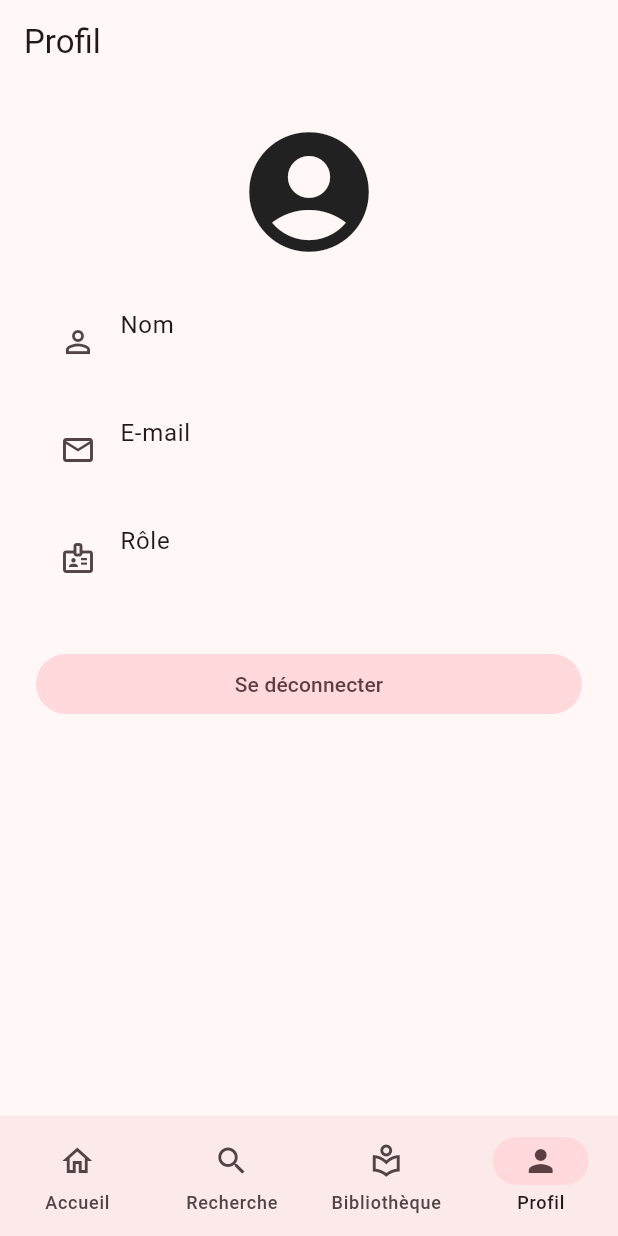
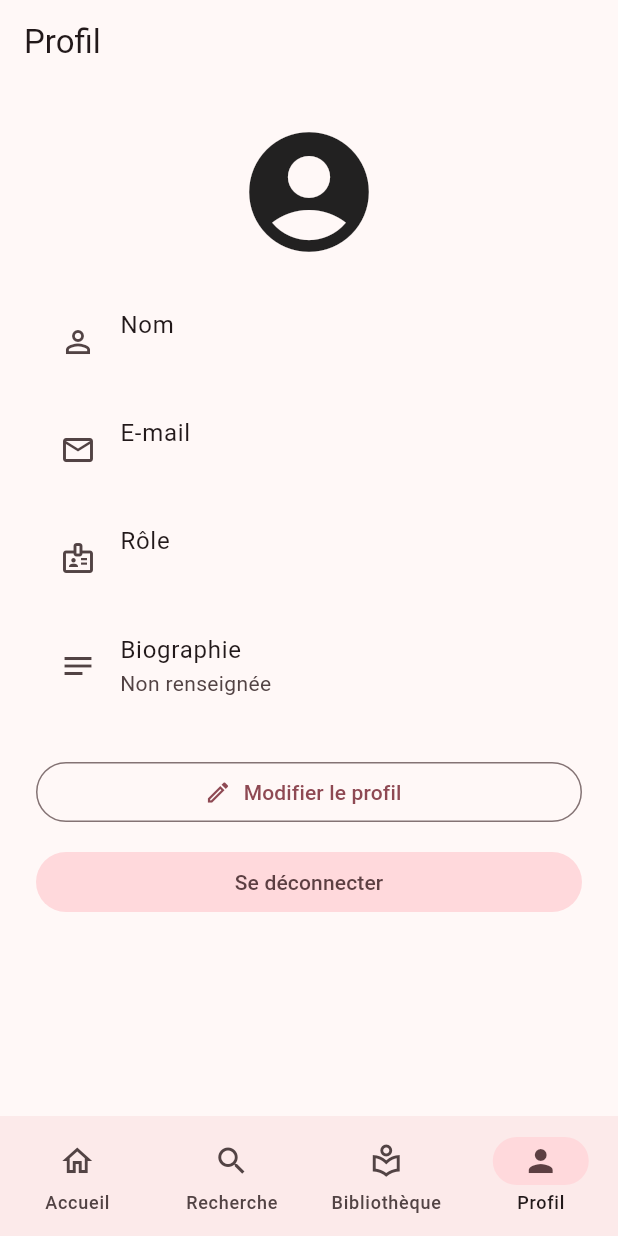
Before and after one commit to babamoustaphaahmed-source/plumea, a Flutter app: the ProfileScreen screen opened by its route, on a phone screen of 412 x 824 dp. Run offline on Flutter 3.47's test engine with Material 3 defaults, Android fonts, the phone set to English and light mode, and no system bars; our stand-ins replace go_router, material_ui, supabase_flutter; accounts and stored records are empty.

Commit message:
Modification du profil

```diff
--- a/lib/core/routes/app_router.dart
+++ b/lib/core/routes/app_router.dart
@@ -2,6 +2,7 @@ import 'package:go_router/go_router.dart';
 import 'package:material_ui/material_ui.dart';
 import '../../features/auth/login_screen.dart';
 import '../../features/auth/register_screen.dart';
+import '../../features/profile/edit_profile_screen.dart';
 import '../../features/profile/profile_screen.dart';
 import '../../services/auth_service.dart';
 import '../widgets/main_shell.dart';
@@ -30,6 +31,12 @@ final GoRouter appRouter = GoRouter(
     GoRoute(
       path: '/inscription',
       builder: (context, state) => const RegisterScreen(),
+    ),
+    GoRoute(
+      path: '/modifier-profil',
+      builder: (context, state) => EditProfileScreen(
+        profile: (state.extra as Map<String, dynamic>?) ?? {},
+      ),
     ),
     StatefulShellRoute.indexedStack(
       builder: (context, state, navigationShell) =>
--- a/lib/features/profile/profile_screen.dart
+++ b/lib/features/profile/profile_screen.dart
@@ -1,3 +1,4 @@
+import 'package:go_router/go_router.dart';
 import 'package:material_ui/material_ui.dart';
 import 'package:supabase_flutter/supabase_flutter.dart';
 import '../../services/auth_service.dart';
@@ -10,7 +11,7 @@ class ProfileScreen extends StatefulWidget {
 }
 
 class _ProfileScreenState extends State<ProfileScreen> {
-  late final Future<Map<String, dynamic>> _profile;
+  late Future<Map<String, dynamic>> _profile;
 
   @override
   void initState() {
@@ -29,6 +30,16 @@ class _ProfileScreenState extends State<ProfileScreen> {
         .eq('id', user.id)
         .single();
     return data;
+  }
+
+  Future<void> _edit(Map<String, dynamic> profile) async {
+    final updated = await context.push<bool>(
+      '/modifier-profil',
+      extra: profile,
+    );
+    if (updated == true && mounted) {
+      setState(() => _profile = _loadProfile());
+    }
   }
 
   String _capitalize(String text) {
@@ -53,6 +64,7 @@ class _ProfileScreenState extends State<ProfileScreen> {
             );
           }
           final profile = snapshot.data!;
+          final bio = (profile['bio'] as String?) ?? '';
           return ListView(
             padding: const EdgeInsets.all(24),
             children: [
@@ -73,7 +85,18 @@ class _ProfileScreenState extends State<ProfileScreen> {
                 title: const Text('Rôle'),
                 subtitle: Text(_capitalize(profile['role'] as String)),
               ),
+              ListTile(
+                leading: const Icon(Icons.notes_outlined),
+                title: const Text('Biographie'),
+                subtitle: Text(bio.isEmpty ? 'Non renseignée' : bio),
+              ),
               const SizedBox(height: 24),
+              OutlinedButton.icon(
+                onPressed: () => _edit(profile),
+                icon: const Icon(Icons.edit_outlined),
+                label: const Text('Modifier le profil'),
+              ),
+              const SizedBox(height: 12),
               FilledButton.tonal(
                 onPressed: () => AuthService.instance.signOut(),
                 child: const Text('Se déconnecter'),
```
Also changed, not shown: lib/features/profile/edit_profile_screen.dart (added, +124 -0 lines).
